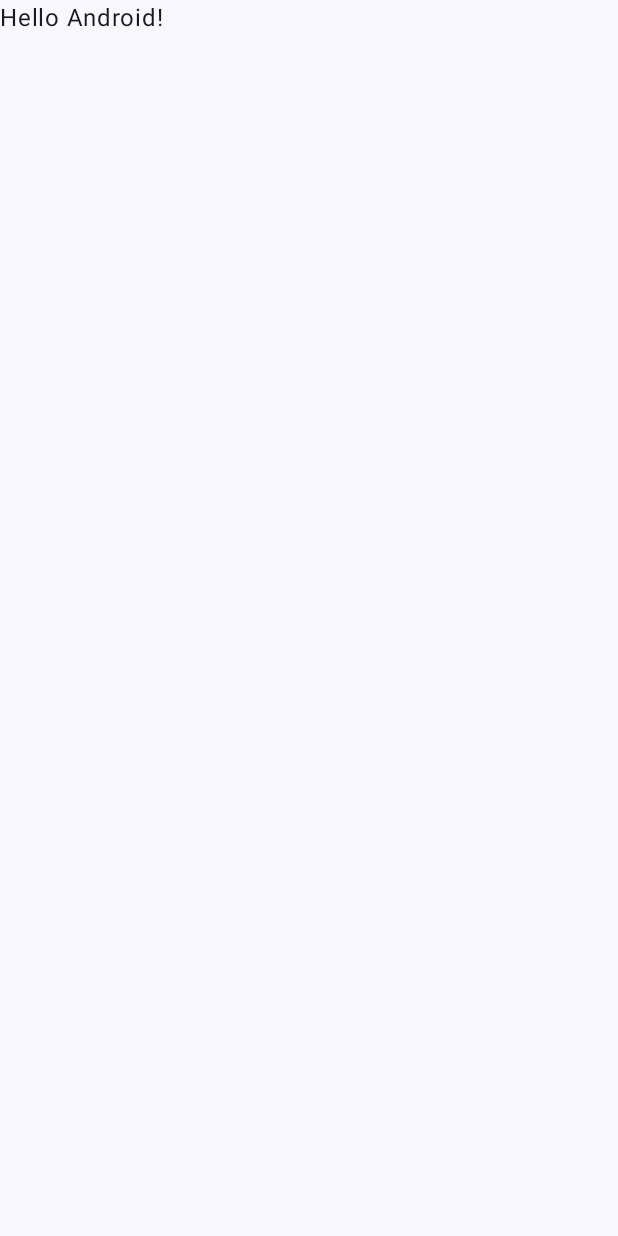
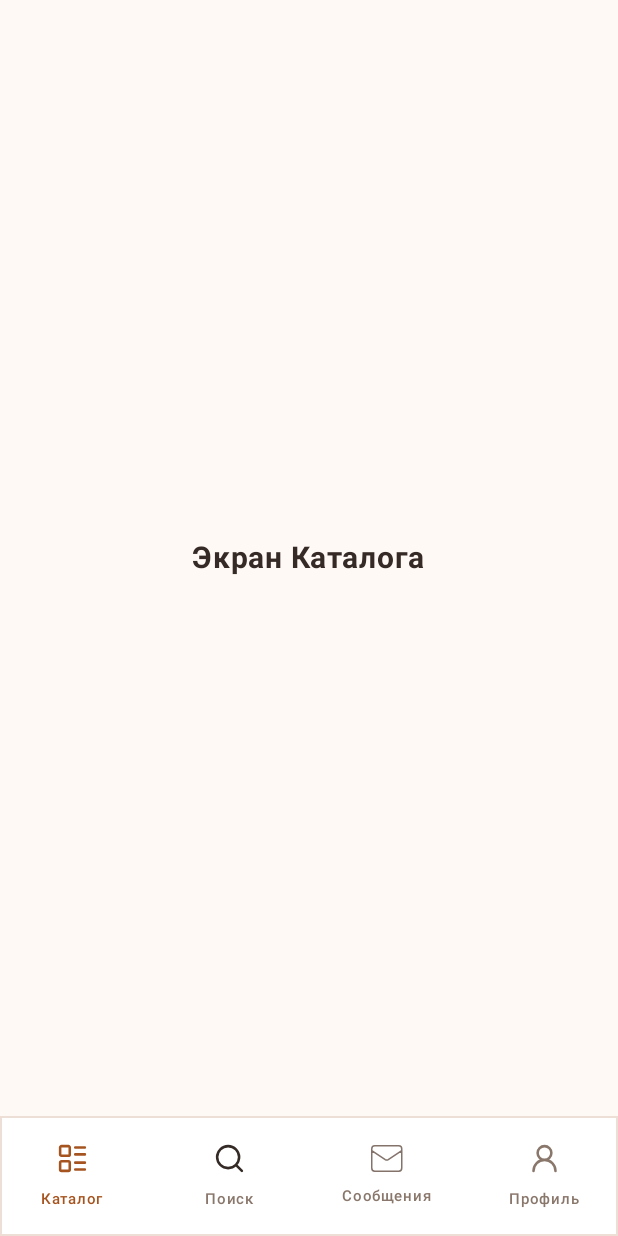
Before and after one commit to winuwind/Shelf, an Android app built with Jetpack Compose: the screen it shows after launch (MainActivity), on a phone screen of 412 x 824 dp. Before the commit the screen is almost empty. Run offline under Robolectric (Android 15) with nearby library versions, the phone set to English and light mode, and no system bars.

Commit message:
add navigation bar

```diff
--- a/app/src/main/java/ru/shelf/client/android/MainActivity.kt
+++ b/app/src/main/java/ru/shelf/client/android/MainActivity.kt
@@ -4,13 +4,7 @@ import android.os.Bundle
 import androidx.activity.ComponentActivity
 import androidx.activity.compose.setContent
 import androidx.activity.enableEdgeToEdge
-import androidx.compose.foundation.layout.fillMaxSize
-import androidx.compose.foundation.layout.padding
-import androidx.compose.material3.Scaffold
-import androidx.compose.material3.Text
-import androidx.compose.runtime.Composable
-import androidx.compose.ui.Modifier
-import androidx.compose.ui.tooling.preview.Preview
+import ru.shelf.client.android.navigation.AppNavGraph
 import ru.shelf.client.android.ui.theme.ShelfTheme
 
 class MainActivity : ComponentActivity() {
@@ -19,29 +13,8 @@ class MainActivity : ComponentActivity() {
         enableEdgeToEdge()
         setContent {
             ShelfTheme {
-                Scaffold(modifier = Modifier.fillMaxSize()) { innerPadding ->
-                    Greeting(
-                        name = "Android",
-                        modifier = Modifier.padding(innerPadding)
-                    )
-                }
+                AppNavGraph(initialIsAuthorized = false)
             }
         }
     }
 }
-
-@Composable
-fun Greeting(name: String, modifier: Modifier = Modifier) {
-    Text(
-        text = "Hello $name!",
-        modifier = modifier
-    )
-}
-
-@Preview(showBackground = true)
-@Composable
-fun GreetingPreview() {
-    ShelfTheme {
-        Greeting("Android")
-    }
-}
--- /dev/null
+++ b/app/src/main/java/ru/shelf/client/android/navigation/BottomNavigationBar.kt
@@ -0,0 +1,119 @@
+package ru.shelf.client.android.navigation
+
+import androidx.annotation.DrawableRes
+import androidx.compose.foundation.border
+import androidx.compose.foundation.layout.fillMaxWidth
+import androidx.compose.material3.Icon
+import androidx.compose.material3.NavigationBar
+import androidx.compose.material3.NavigationBarItem
+import androidx.compose.material3.NavigationBarItemDefaults
+import androidx.compose.material3.Text
+import androidx.compose.runtime.Composable
+import androidx.compose.ui.Modifier
+import androidx.compose.ui.graphics.Color
+import androidx.compose.ui.res.painterResource
+import androidx.compose.ui.unit.dp
+import androidx.compose.ui.unit.sp
+import ru.shelf.client.android.R
+
+data class BottomNavItem(
+    val title: String,
+    val route: String,
+    @DrawableRes val normalIconRes: Int,
+    @DrawableRes val activeIconRes: Int,
+    val requiresAuth: Boolean = false
+)
+
+val bottomNavItems = listOf(
+    BottomNavItem(
+        title = "Каталог",
+        route = Routes.Catalog.route,
+        normalIconRes = R.drawable.feed_main_panel,
+        activeIconRes = R.drawable.highlighted_feed_main_panel,
+        requiresAuth = false
+    ),
+    BottomNavItem(
+        title = "Поиск",
+        route = Routes.Search.route,
+        normalIconRes = R.drawable.feed_search,
+        activeIconRes = R.drawable.highlighted_search_main_panel,
+        requiresAuth = false
+    ),
+    BottomNavItem(
+        title = "Сообщения",
+        route = Routes.Messages.route,
+        normalIconRes = R.drawable.messages_main_panel,
+        activeIconRes = R.drawable.highlighted_messages_main_panel,
+        requiresAuth = true
+    ),
+    BottomNavItem(
+        title = "Профиль",
+        route = Routes.Profile.route,
+        normalIconRes = R.drawable.profile_main_panel,
+        activeIconRes = R.drawable.highlighted_profile_main_panel,
+        requiresAuth = true
+    )
+)
+
+val ActiveTabColor = Color(0xFFA6541F)
+val InactiveTabColor = Color(0xFF8A776C)
+val NavBorderColor = Color(0xFFEEDFD6)
+
+@Composable
+fun AppBottomNavigationBar(
+    currentRoute: String?,
+    pendingTargetRoute: String? = null,
+    onTabSelected: (BottomNavItem) -> Unit
+) {
+    // В момент открытия окон входа/регистрации/подтверждения выбрана кнопка Профиль (или затребованный маршрут)
+    val activeRoute = when (currentRoute) {
+        Routes.SignIn.route,
+        Routes.SignUp.route,
+        Routes.Registration.route,
+        Routes.EmailSentSuccess.route,
+        Routes.EmailSentError.route,
+        Routes.EmailVerifySuccess.route,
+        Routes.EmailVerifyError.route -> pendingTargetRoute ?: Routes.Profile.route
+
+        else -> currentRoute ?: Routes.Catalog.route
+    }
+
+    NavigationBar(
+        containerColor = Color.White,
+        tonalElevation = 0.dp,
+        modifier = Modifier
+            .fillMaxWidth()
+            .border(width = 1.dp, color = NavBorderColor)
+    ) {
+        bottomNavItems.forEach { item ->
+            val isSelected = activeRoute == item.route
+            val iconRes = if (isSelected) item.activeIconRes else item.normalIconRes
+
+            NavigationBarItem(
+                selected = isSelected,
+                onClick = { onTabSelected(item) },
+                icon = {
+                    Icon(
+                        painter = painterResource(id = iconRes),
+                        contentDescription = item.title,
+                        tint = Color.Unspecified
+                    )
+                },
+                label = {
+                    Text(
+                        text = item.title,
+                        fontSize = 10.sp,
+                        color = if (isSelected) ActiveTabColor else InactiveTabColor
+                    )
+                },
+                colors = NavigationBarItemDefaults.colors(
+                    selectedIconColor = ActiveTabColor,
+                    selectedTextColor = ActiveTabColor,
+                    unselectedIconColor = InactiveTabColor,
+                    unselectedTextColor = InactiveTabColor,
+                    indicatorColor = Color.Transparent
+                )
+            )
+        }
+    }
+}
--- a/app/src/main/java/ru/shelf/client/android/navigation/NavGraph.kt
+++ b/app/src/main/java/ru/shelf/client/android/navigation/NavGraph.kt
@@ -1,17 +1,245 @@
 package ru.shelf.client.android.navigation
 
+import androidx.compose.foundation.background
+import androidx.compose.foundation.layout.Box
+import androidx.compose.foundation.layout.fillMaxSize
+import androidx.compose.foundation.layout.padding
+import androidx.compose.material3.Scaffold
+import androidx.compose.material3.Text
 import androidx.compose.runtime.Composable
+import androidx.compose.runtime.getValue
+import androidx.compose.runtime.mutableStateOf
+import androidx.compose.runtime.remember
+import androidx.compose.runtime.setValue
+import androidx.compose.ui.Alignment
+import androidx.compose.ui.Modifier
+import androidx.compose.ui.graphics.Color
+import androidx.compose.ui.text.font.FontWeight
+import androidx.compose.ui.unit.sp
+import androidx.navigation.NavGraph.Companion.findStartDestination
 import androidx.navigation.compose.NavHost
 import androidx.navigation.compose.composable
+import androidx.navigation.compose.currentBackStackEntryAsState
 import androidx.navigation.compose.rememberNavController
+import ru.shelf.client.android.data.mockUserMe
+import ru.shelf.client.android.ui.screens.account.SignInScreen
+import ru.shelf.client.android.ui.screens.profile.OtherProfileScreen
+import ru.shelf.client.android.ui.screens.registration.EmailSentErrorScreen
+import ru.shelf.client.android.ui.screens.registration.EmailSentSuccessScreen
+import ru.shelf.client.android.ui.screens.registration.EmailVerifyErrorScreen
+import ru.shelf.client.android.ui.screens.registration.EmailVerifySuccessScreen
+import ru.shelf.client.android.ui.screens.registration.RegistrationScreen
 
 @Composable
-fun AppNavGraph() {
-    val navController = rememberNavController();
+fun AppNavGraph(
+    initialIsAuthorized: Boolean = false
+) {
+    val navController = rememberNavController()
 
-    NavHost(navController = navController, startDestination = Routes.Home.route) {
-        composable(Routes.Home.route){
+    var isAuthorized by remember { mutableStateOf(initialIsAuthorized) }
 
+    var pendingTargetRoute by remember { mutableStateOf<String?>(null) }
+
+    val navBackStackEntry by navController.currentBackStackEntryAsState()
+    val currentRoute = navBackStackEntry?.destination?.route ?: Routes.Catalog.route
+
+    Scaffold(
+        bottomBar = {
+            AppBottomNavigationBar(
+                currentRoute = currentRoute,
+                pendingTargetRoute = pendingTargetRoute,
+                onTabSelected = { item ->
+                    if (item.requiresAuth && !isAuthorized) {
+                        pendingTargetRoute = item.route
+                        navController.navigate(Routes.SignIn.route) {
+                            popUpTo(navController.graph.findStartDestination().id) {
+                                saveState = true
+                            }
+                            launchSingleTop = true
+                            restoreState = true
+                        }
+                    } else {
+                        pendingTargetRoute = null
+                        navController.navigate(item.route) {
+                            popUpTo(navController.graph.findStartDestination().id) {
+                                saveState = true
+                            }
+                            launchSingleTop = true
+                            restoreState = true
+                        }
+                    }
+                }
+            )
+        },
+        containerColor = Color(0xFFFFF9F5)
+    ) { innerPadding ->
+        Box(
+            modifier = Modifier
+                .fillMaxSize()
+                .padding(innerPadding)
+        ) {
+            NavHost(
+                navController = navController,
+                startDestination = Routes.Catalog.route
+            ) {
+                // 1. Каталог
+                composable(Routes.Catalog.route) {
+                    CatalogPlaceholderScreen()
+                }
+
+                // 2. Поиск
+                composable(Routes.Search.route) {
+                    SearchPlaceholderScreen()
+                }
+
+                // 3. Сообщения (Требует авторизации)
+                composable(Routes.Messages.route) {
+                    MessagesPlaceholderScreen()
+                }
+
+                // 4. Профиль (Требует авторизации)
+                composable(Routes.Profile.route) {
+                    OtherProfileScreen(
+                        user = mockUserMe,
+                        onBackClick = { navController.popBackStack() }
+                    )
+                }
+
+                // 5. Вход в систему
+                composable(Routes.SignIn.route) {
+                    SignInScreen(
+                        onSignInSuccess = {
+                            isAuthorized = true
+                            val target = pendingTargetRoute ?: Routes.Profile.route
+                            pendingTargetRoute = null
+                            navController.navigate(target) {
+                                popUpTo(Routes.SignIn.route) { inclusive = true }
+                                launchSingleTop = true
+                            }
+                        },
+                        onNavigateToSignUp = {
+                            navController.navigate(Routes.Registration.route)
+                        }
+                    )
+                }
+
+                // 6. Экран регистрации
+                composable(Routes.Registration.route) {
+                    RegistrationScreen(
+                        onRegisterSuccess = {
+                            navController.navigate(Routes.EmailSentSuccess.route)
+                        },
+                        onRegisterError = {
+                            navController.navigate(Routes.EmailSentError.route)
+                        },
+                        onNavigateToSignIn = {
+                            navController.navigate(Routes.SignIn.route) {
+                                popUpTo(Routes.SignIn.route) { inclusive = true }
+                            }
+                        }
+                    )
+                }
+
+                // 7. Подтверждение отправки письма (Успех)
+                composable(Routes.EmailSentSuccess.route) {
+                    EmailSentSuccessScreen(
+                        onCloseClick = {
+                            navController.navigate(Routes.SignIn.route) {
+                                popUpTo(Routes.SignIn.route) { inclusive = true }
+                            }
+                        }
+                    )
+                }
+
+                // 8. Ошибка отправки письма
+                composable(Routes.EmailSentError.route) {
+                    EmailSentErrorScreen(
+                        onOkClick = {
+                            navController.navigate(Routes.SignIn.route) {
+                                popUpTo(Routes.SignIn.route) { inclusive = true }
+                            }
+                        },
+                        onNavigateBack = {
+                            navController.popBackStack()
+                        }
+                    )
+                }
+
+                // 9. Переход по ссылке (Успех)
+                composable(Routes.EmailVerifySuccess.route) {
+                    EmailVerifySuccessScreen(
+                        onNavigateToSignIn = {
+                            navController.navigate(Routes.SignIn.route) {
+                                popUpTo(Routes.SignIn.route) { inclusive = true }
+                            }
+                        }
+                    )
+                }
+
+                // 10. Переход по ссылке (Неудача)
+                composable(Routes.EmailVerifyError.route) {
+                    EmailVerifyErrorScreen(
+                        onResendEmailClick = {
+                            navController.navigate(Routes.Registration.route) {
+                                popUpTo(Routes.Registration.route) { inclusive = true }
+                            }
+                        }
+                    )
+                }
+            }
         }
     }
 }
+
+// --- Временные заглушки экранов ---
+
+@Composable
+fun CatalogPlaceholderScreen() {
+    Box(
+        modifier = Modifier
+            .fillMaxSize()
+            .background(Color(0xFFFFF9F5)),
+        contentAlignment = Alignment.Center
+    ) {
+        Text(
+            text = "Экран Каталога",
+            fontSize = 20.sp,
+            fontWeight = FontWeight.Bold,
+            color = Color(0xFF352A26)
+        )
+    }
+}
+
+@Composable
+fun SearchPlaceholderScreen() {
+    Box(
+        modifier = Modifier
+            .fillMaxSize()
+            .background(Color(0xFFFFF9F5)),
+        contentAlignment = Alignment.Center
+    ) {
+        Text(
+            text = "Экран Поиска",
+            fontSize = 20.sp,
+            fontWeight = FontWeight.Bold,
+            color = Color(0xFF352A26)
+        )
+    }
+}
+
+@Composable
+fun MessagesPlaceholderScreen() {
+    Box(
+        modifier = Modifier
+            .fillMaxSize()
+            .background(Color(0xFFFFF9F5)),
+        contentAlignment = Alignment.Center
+    ) {
+        Text(
+            text = "Экран Сообщений",
+            fontSize = 20.sp,
+            fontWeight = FontWeight.Bold,
+            color = Color(0xFF352A26)
+        )
+    }
+}
--- a/app/src/main/java/ru/shelf/client/android/navigation/Route.kt
+++ b/app/src/main/java/ru/shelf/client/android/navigation/Route.kt
@@ -1,6 +1,16 @@
 package ru.shelf.client.android.navigation
 
-sealed class Routes (val route: String) {
-    object Home: Routes("home")
+sealed class Routes(val route: String) {
+    object Catalog : Routes("catalog")
+    object Search : Routes("search")
+    object Messages : Routes("messages")
+    object Profile : Routes("profile")
+    object SignIn : Routes("sign_in")
+    object SignUp : Routes("sign_up")
 
+    object Registration : Routes("registration")
+    object EmailSentSuccess : Routes("email_sent_success")
+    object EmailSentError : Routes("email_sent_error")
+    object EmailVerifySuccess : Routes("email_verify_success")
+    object EmailVerifyError : Routes("email_verify_error")
 }
```
